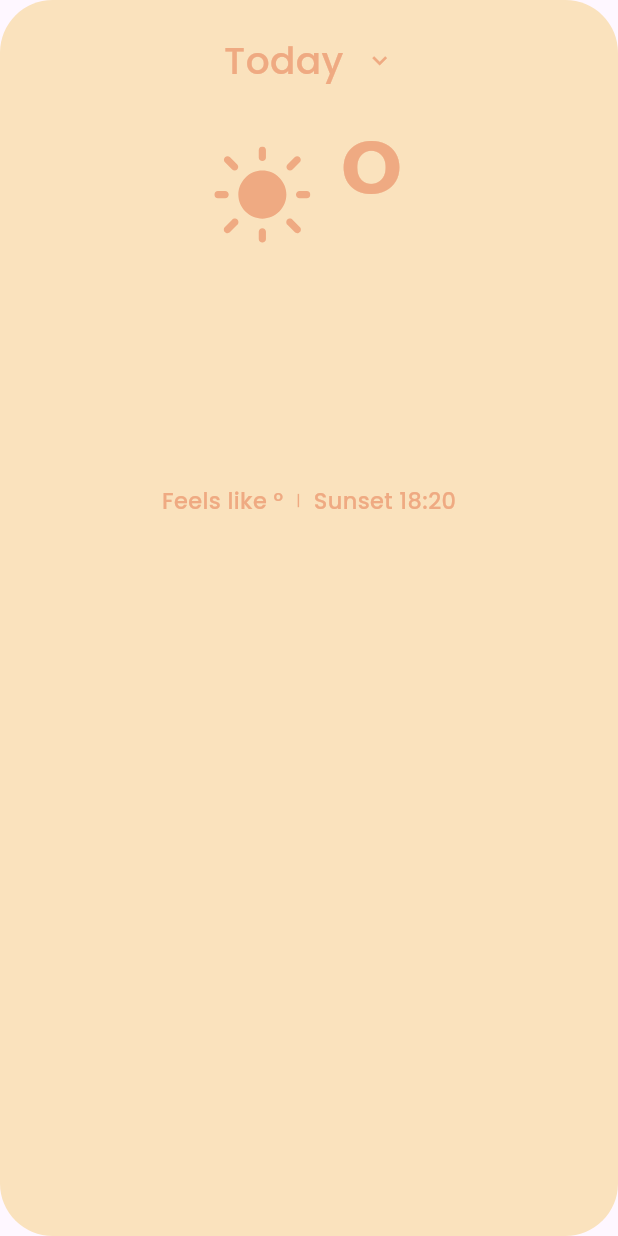
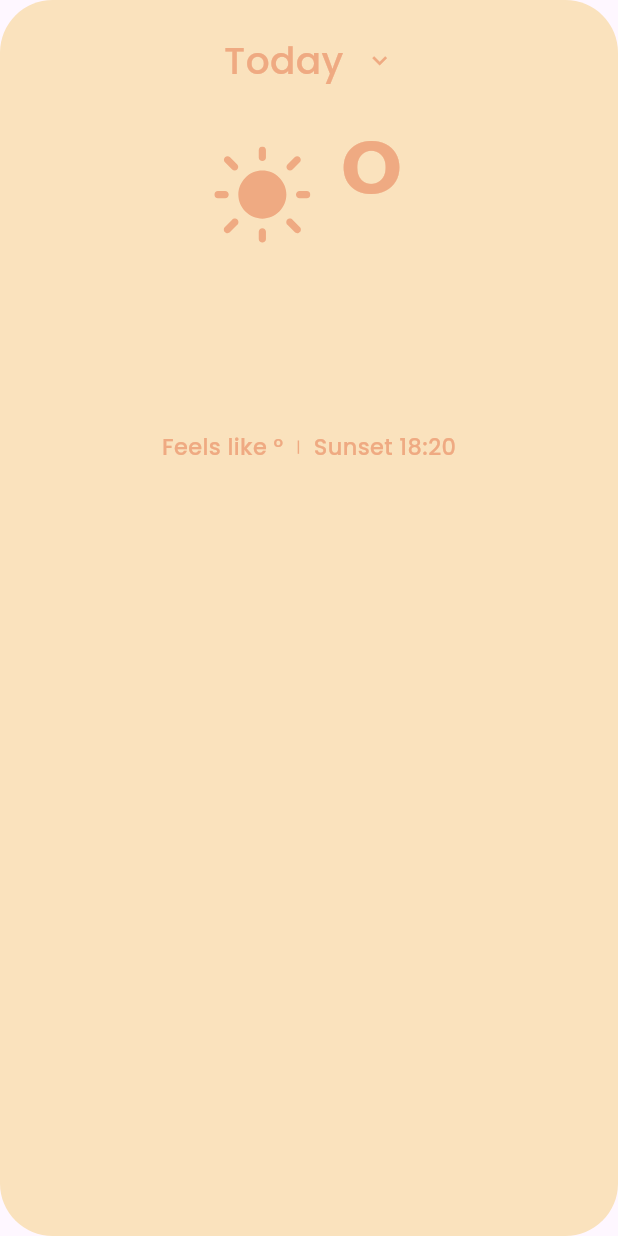
Before and after one commit to melihcakmak64/weather_app_flutter, a Flutter app: the MainWeatherCard widget shown alone on an empty page, opened directly with empty values, on a phone screen of 412 x 824 dp. Run offline on Flutter 3.47's test engine with Material 3 defaults, Android fonts, the phone set to English and light mode, and no system bars; our stand-ins replace flutter_riverpod, flutter_screenutil, flutter_svg, geocoding, geolocator.

Commit message:
seperation issue fixed

```diff
--- a/lib/controller/location_provider.dart
+++ b/lib/controller/location_provider.dart
@@ -26,7 +26,9 @@ final locationProvider = FutureProvider<LocationModel>((ref) async {
   );
 
   final place = placemarks.first;
-  final address = "${place.locality}, ${place.administrativeArea}";
+  final address = (place.locality ?? "").isNotEmpty
+      ? "${place.locality}, ${place.administrativeArea}"
+      : "${place.administrativeArea}";
 
   return LocationModel(
     latitude: position.latitude,
--- a/lib/view/home_screen.dart
+++ b/lib/view/home_screen.dart
@@ -57,7 +57,7 @@ class WeatherHomePage extends ConsumerWidget {
 
                     SizedBox(height: 35.h),
                     _buildHourlyForecast(hourlyWeatherList, condition),
-                    SizedBox(height: 50.h),
+                    Spacer(),
                     _buildRandomTextSection(),
                   ],
                 ),
--- a/lib/view/widgets/main_weather_card.dart
+++ b/lib/view/widgets/main_weather_card.dart
@@ -75,14 +75,12 @@ class MainWeatherCard extends StatelessWidget {
                   color: weather.textColor,
                 ),
               ),
-              SizedBox(height: 15.h),
               Text(
                 location,
                 style: AppTextStyles.medium15.copyWith(
                   color: weather.textColor,
                 ),
               ),
-              SizedBox(height: 25.h),
               Text(
                 date,
                 style: AppTextStyles.medium15.copyWith(
```
